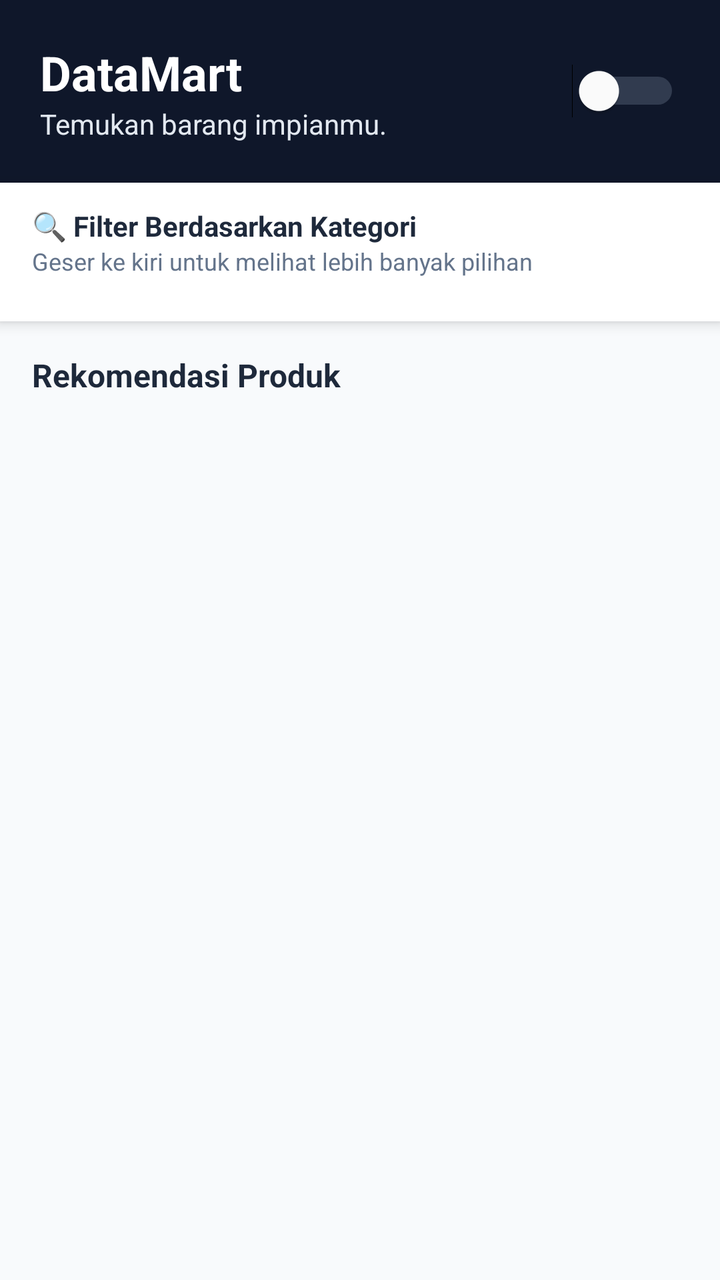
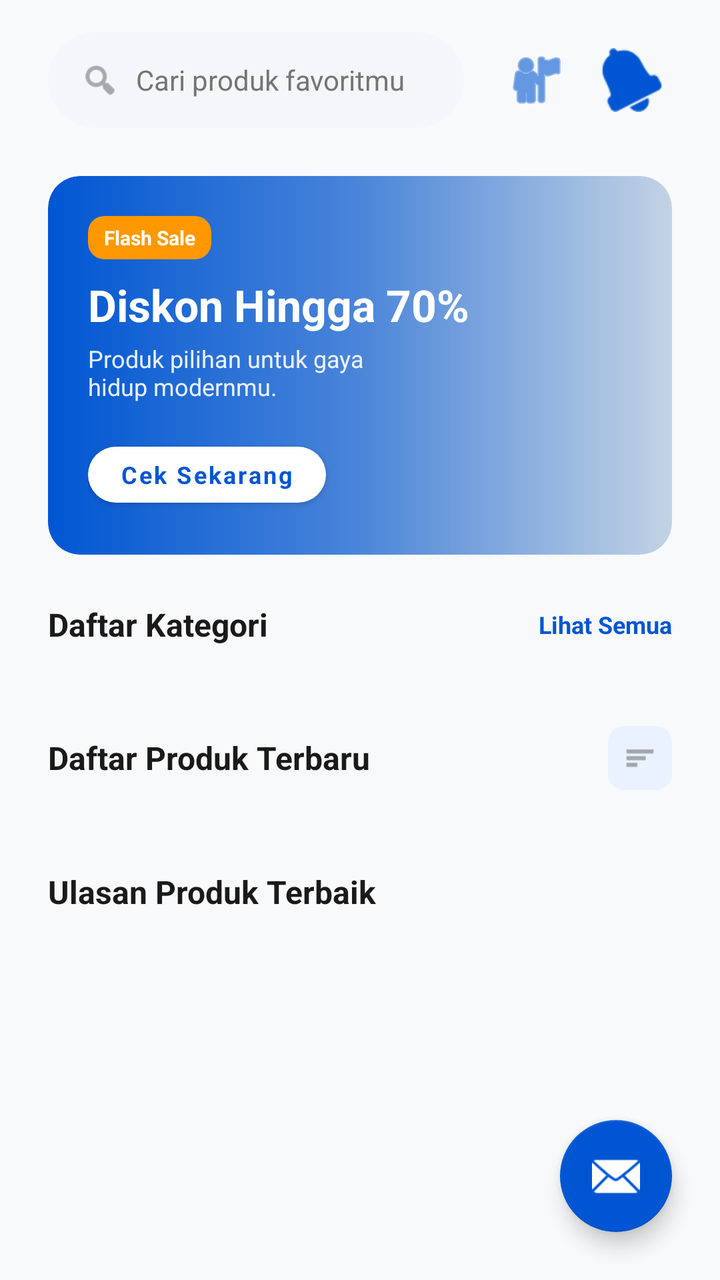

Two renders of the same Android screen: before a commit and after it. Below are the layout's source before the change and the commit's diff.
<!-- AndroidManifest.xml: application theme Theme.DataMart -->
<!-- res/layout/fragment_home.xml -->
<?xml version="1.0" encoding="utf-8"?>
<RelativeLayout xmlns:android="http://schemas.android.com/apk/res/android"
    android:layout_width="match_parent"
    android:layout_height="match_parent"
    android:background="@color/colorBackground">

    <LinearLayout
        android:id="@+id/layoutMain"
        android:layout_width="match_parent"
        android:layout_height="match_parent"
        android:orientation="vertical">

        <RelativeLayout
            android:layout_width="match_parent"
            android:layout_height="wrap_content"
            android:background="@color/colorPrimary"
            android:padding="20dp">

            <LinearLayout
                android:layout_width="wrap_content"
                android:layout_height="wrap_content"
                android:orientation="vertical"
                android:layout_alignParentStart="true"
                android:layout_toStartOf="@id/switchTheme">

                <TextView
                    android:layout_width="wrap_content"
                    android:layout_height="wrap_content"
                    android:text="DataMart"
                    android:textColor="@color/white"
                    android:textSize="24sp"
                    android:textStyle="bold" />

                <TextView
                    android:layout_width="wrap_content"
                    android:layout_height="wrap_content"
                    android:text="Temukan barang impianmu."
                    android:textColor="#E2E8F0"
                    android:textSize="14sp" />
            </LinearLayout>

            <Switch
                android:id="@+id/switchTheme"
                android:layout_width="wrap_content"
                android:layout_height="wrap_content"
                android:layout_alignParentEnd="true"
                android:layout_centerVertical="true"
                android:thumbTint="@color/white"
                android:trackTint="#94A3B8" />
        </RelativeLayout>

        <LinearLayout
            android:layout_width="match_parent"
            android:layout_height="wrap_content"
            android:background="@color/white"
            android:elevation="4dp"
            android:orientation="vertical"
            android:paddingBottom="12dp">

            <TextView
                android:layout_width="wrap_content"
                android:layout_height="wrap_content"
                android:layout_marginStart="16dp"
                android:layout_marginTop="12dp"
                android:text="🔍 Filter Berdasarkan Kategori"
                android:textColor="@color/textPrimary"
                android:textSize="14sp"
                android:textStyle="bold" />

            <TextView
                android:layout_width="wrap_content"
                android:layout_height="wrap_content"
                android:layout_marginStart="16dp"
                android:text="Geser ke kiri untuk melihat lebih banyak pilihan"
                android:textColor="@color/textSecondary"
                android:textSize="12sp" />

            <androidx.recyclerview.widget.RecyclerView
                android:id="@+id/rvCategories"
                android:layout_width="match_parent"
                android:layout_height="wrap_content"
                android:layout_marginTop="10dp"
                android:clipToPadding="false"
                android:paddingHorizontal="12dp" />
        </LinearLayout>

        <TextView
            android:layout_width="wrap_content"
            android:layout_height="wrap_content"
            android:layout_marginStart="16dp"
            android:layout_marginTop="16dp"
            android:text="Rekomendasi Produk"
            android:textColor="@color/textPrimary"
            android:textSize="16sp"
            android:textStyle="bold" />

        <androidx.recyclerview.widget.RecyclerView
            android:id="@+id/rvProducts"
            android:layout_width="match_parent"
            android:layout_height="match_parent"
            android:layout_marginTop="8dp"
            android:clipToPadding="false"
            android:paddingHorizontal="12dp"
            android:paddingBottom="80dp" />
    </LinearLayout>

    <ProgressBar
        android:id="@+id/progressBar"
        android:layout_width="wrap_content"
        android:layout_height="wrap_content"
        android:layout_centerInParent="true"
        android:visibility="gone" />

    <LinearLayout
        android:id="@+id/layoutError"
        android:layout_width="wrap_content"
        android:layout_height="wrap_content"
        android:layout_centerInParent="true"
        android:gravity="center"
        android:orientation="vertical"
        android:visibility="gone">

        <TextView
            android:layout_width="wrap_content"
            android:layout_height="wrap_content"
            android:text="Koneksi Terputus 😞"
            android:textColor="@color/textPrimary"
            android:textSize="16sp" />

        <Button
            android:id="@+id/btnRefresh"
            android:layout_width="wrap_content"
            android:layout_height="wrap_content"
            android:layout_marginTop="12dp"
            android:backgroundTint="@color/colorAccent"
            android:textColor="@color/white"
            android:text="Coba Lagi" />
    </LinearLayout>
</RelativeLayout>
<!-- resources referenced by this layout -->
<resources>
  <color name="colorAccent">#FF9900</color>
  <color name="colorBackground">#F8FAFC</color>
  <color name="colorPrimary">#0F172A</color>
  <color name="textPrimary">#1E293B</color>
  <color name="textSecondary">#64748B</color>
  <color name="white">#FFFFFF</color>
  <style name="Theme.DataMart" parent="Theme.MaterialComponents.DayNight.NoActionBar">
  
          <item name="colorPrimary">@color/colorPrimary</item>
          <item name="colorPrimaryVariant">@color/colorPrimaryDark</item>
          <item name="colorOnPrimary">@color/white</item>
  
          <item name="colorSecondary">@color/colorAccent</item>
          <item name="colorSecondaryVariant">@color/colorAccent</item>
          <item name="colorOnSecondary">@color/white</item>
  
          <item name="android:statusBarColor">@color/colorPrimaryDark</item>
  
          <item name="android:fontFamily">sans-serif</item>
      </style>
  <color name="colorPrimaryDark">#0B1120</color>
</resources>

<!-- the commit's change to res/layout/fragment_home.xml (unified diff, before → after) -->
@@ -1,139 +1,270 @@
 <?xml version="1.0" encoding="utf-8"?>
-<RelativeLayout xmlns:android="http://schemas.android.com/apk/res/android"
+<androidx.constraintlayout.widget.ConstraintLayout xmlns:android="http://schemas.android.com/apk/res/android"
+    xmlns:app="http://schemas.android.com/apk/res-auto"
+    xmlns:tools="http://schemas.android.com/tools"
     android:layout_width="match_parent"
     android:layout_height="match_parent"
-    android:background="@color/colorBackground">
-
+    android:background="@color/background_light">
+
+    
     <LinearLayout
-        android:id="@+id/layoutMain"
+        android:id="@+id/topBar"
         android:layout_width="match_parent"
-        android:layout_height="match_parent"
-        android:orientation="vertical">
-
-        <RelativeLayout
-            android:layout_width="match_parent"
-            android:layout_height="wrap_content"
-            android:background="@color/colorPrimary"
-            android:padding="20dp">
+        android:layout_height="wrap_content"
+        android:orientation="horizontal"
+        android:paddingHorizontal="24dp"
+        android:paddingVertical="16dp"
+        android:gravity="center_vertical"
+        android:background="@color/background_light"
+        app:layout_constraintTop_toTopOf="parent"
+        app:layout_constraintStart_toStartOf="parent"
+        app:layout_constraintEnd_toEndOf="parent">
+
+        
+        <com.google.android.material.card.MaterialCardView
+            android:layout_width="0dp"
+            android:layout_height="48dp"
+            android:layout_weight="1"
+            app:cardBackgroundColor="#F4F6F9"
+            app:cardCornerRadius="24dp"
+            app:cardElevation="0dp"
+            app:strokeWidth="0dp">
 
             <LinearLayout
-                android:layout_width="wrap_content"
-                android:layout_height="wrap_content"
-                android:orientation="vertical"
-                android:layout_alignParentStart="true"
-                android:layout_toStartOf="@id/switchTheme">
-
-                <TextView
-                    android:layout_width="wrap_content"
-                    android:layout_height="wrap_content"
-                    android:text="DataMart"
-                    android:textColor="@color/white"
-                    android:textSize="24sp"
-                    android:textStyle="bold" />
-
-                <TextView
-                    android:layout_width="wrap_content"
-                    android:layout_height="wrap_content"
-                    android:text="Temukan barang impianmu."
-                    android:textColor="#E2E8F0"
+                android:layout_width="match_parent"
+                android:layout_height="match_parent"
+                android:gravity="center_vertical"
+                android:paddingHorizontal="16dp"
+                android:orientation="horizontal">
+
+                <ImageView
+                    android:layout_width="20dp"
+                    android:layout_height="20dp"
+                    android:src="@android:drawable/ic_menu_search"
+                    app:tint="@color/text_secondary" />
+
+                <TextView
+                    android:layout_width="wrap_content"
+                    android:layout_height="wrap_content"
+                    android:layout_marginStart="8dp"
+                    android:text="Cari produk favoritmu"
+                    android:textColor="@color/text_secondary"
                     android:textSize="14sp" />
             </LinearLayout>
-
-            <Switch
-                android:id="@+id/switchTheme"
-                android:layout_width="wrap_content"
-                android:layout_height="wrap_content"
-                android:layout_alignParentEnd="true"
-                android:layout_centerVertical="true"
-                android:thumbTint="@color/white"
-                android:trackTint="#94A3B8" />
-        </RelativeLayout>
+        </com.google.android.material.card.MaterialCardView>
+
+        
+        <ImageButton
+            android:id="@+id/btnCart"
+            android:layout_width="40dp"
+            android:layout_height="40dp"
+            android:layout_marginStart="16dp"
+            android:background="?attr/selectableItemBackgroundBorderless"
+            android:src="@android:drawable/ic_menu_myplaces"
+            app:tint="@color/lumina_blue" />
+
+        
+        <ImageButton
+            android:id="@+id/btnNotification"
+            android:layout_width="40dp"
+            android:layout_height="40dp"
+            android:layout_marginStart="8dp"
+            android:background="?attr/selectableItemBackgroundBorderless"
+            android:src="@android:drawable/ic_popup_reminder"
+            app:tint="@color/lumina_blue" />
+    </LinearLayout>
+
+    
+    <androidx.core.widget.NestedScrollView
+        android:layout_width="match_parent"
+        android:layout_height="0dp"
+        android:fillViewport="true"
+        android:clipToPadding="false"
+        android:paddingBottom="80dp"
+        app:layout_constraintTop_toBottomOf="@id/topBar"
+        app:layout_constraintBottom_toBottomOf="parent"
+        app:layout_constraintStart_toStartOf="parent"
+        app:layout_constraintEnd_toEndOf="parent">
 
         <LinearLayout
             android:layout_width="match_parent"
             android:layout_height="wrap_content"
-            android:background="@color/white"
-            android:elevation="4dp"
             android:orientation="vertical"
-            android:paddingBottom="12dp">
-
+            android:paddingHorizontal="24dp">
+
+            
+            <com.google.android.material.card.MaterialCardView
+                android:layout_width="match_parent"
+                android:layout_height="wrap_content"
+                android:layout_marginTop="8dp"
+                app:cardCornerRadius="16dp"
+                app:cardElevation="0dp"
+                app:strokeWidth="0dp">
+
+                <LinearLayout
+                    android:layout_width="match_parent"
+                    android:layout_height="wrap_content"
+                    android:background="@drawable/bg_banner_gradient"
+                    android:orientation="vertical"
+                    android:padding="20dp">
+
+                    <com.google.android.material.card.MaterialCardView
+                        android:layout_width="wrap_content"
+                        android:layout_height="wrap_content"
+                        app:cardBackgroundColor="@color/orange_warning"
+                        app:cardCornerRadius="8dp"
+                        app:cardElevation="0dp">
+                        <TextView
+                            android:layout_width="wrap_content"
+                            android:layout_height="wrap_content"
+                            android:paddingHorizontal="8dp"
+                            android:paddingVertical="4dp"
+                            android:text="Flash Sale"
+                            android:textColor="@color/white"
+                            android:textSize="10sp"
+                            android:textStyle="bold" />
+                    </com.google.android.material.card.MaterialCardView>
+
+                    <TextView
+                        android:layout_width="wrap_content"
+                        android:layout_height="wrap_content"
+                        android:layout_marginTop="8dp"
+                        android:text="Diskon Hingga 70%"
+                        android:textColor="@color/white"
+                        android:textSize="22sp"
+                        android:textStyle="bold" />
+
+                    <TextView
+                        android:layout_width="160dp"
+                        android:layout_height="wrap_content"
+                        android:layout_marginTop="4dp"
+                        android:text="Produk pilihan untuk gaya hidup modernmu."
+                        android:textColor="#E6FFFFFF"
+                        android:textSize="12sp" />
+
+                    <com.google.android.material.button.MaterialButton
+                        android:layout_width="wrap_content"
+                        android:layout_height="40dp"
+                        android:layout_marginTop="16dp"
+                        android:text="Cek Sekarang"
+                        android:textAllCaps="false"
+                        android:textColor="@color/lumina_blue"
+                        android:textSize="12sp"
+                        android:textStyle="bold"
+                        app:backgroundTint="@color/white"
+                        app:cornerRadius="20dp" />
+                </LinearLayout>
+            </com.google.android.material.card.MaterialCardView>
+
+            
+            <RelativeLayout
+                android:layout_width="match_parent"
+                android:layout_height="wrap_content"
+                android:layout_marginTop="24dp">
+                <TextView
+                    android:layout_width="wrap_content"
+                    android:layout_height="wrap_content"
+                    android:text="Daftar Kategori"
+                    android:textColor="@color/text_primary"
+                    android:textSize="16sp"
+                    android:textStyle="bold"
+                    android:layout_alignParentStart="true"
+                    android:layout_centerVertical="true"/>
+                <TextView
+                    android:layout_width="wrap_content"
+                    android:layout_height="wrap_content"
+                    android:text="Lihat Semua"
+                    android:textColor="@color/lumina_blue"
+                    android:textSize="12sp"
+                    android:textStyle="bold"
+                    android:layout_alignParentEnd="true"
+                    android:layout_centerVertical="true"/>
+            </RelativeLayout>
+
+            
+            <androidx.recyclerview.widget.RecyclerView
+                android:id="@+id/rvCategories"
+                android:layout_width="match_parent"
+                android:layout_height="wrap_content"
+                android:layout_marginTop="16dp"
+                android:orientation="horizontal"
+                app:layoutManager="androidx.recyclerview.widget.LinearLayoutManager"
+                tools:layout_height="80dp" />
+
+            
+            <RelativeLayout
+                android:layout_width="match_parent"
+                android:layout_height="wrap_content"
+                android:layout_marginTop="24dp">
+                <TextView
+                    android:layout_width="wrap_content"
+                    android:layout_height="wrap_content"
+                    android:text="Daftar Produk Terbaru"
+                    android:textColor="@color/text_primary"
+                    android:textSize="16sp"
+                    android:textStyle="bold"
+                    android:layout_alignParentStart="true"
+                    android:layout_centerVertical="true"/>
+                <com.google.android.material.card.MaterialCardView
+                    android:layout_width="32dp"
+                    android:layout_height="32dp"
+                    app:cardBackgroundColor="#EAF2FF"
+                    app:cardCornerRadius="8dp"
+                    app:cardElevation="0dp"
+                    android:layout_alignParentEnd="true"
+                    android:layout_centerVertical="true">
+                    <ImageView
+                        android:layout_width="16dp"
+                        android:layout_height="16dp"
+                        android:layout_gravity="center"
+                        android:src="@android:drawable/ic_menu_sort_by_size"
+                        app:tint="@color/text_secondary"/>
+                </com.google.android.material.card.MaterialCardView>
+            </RelativeLayout>
+
+            
+            <androidx.recyclerview.widget.RecyclerView
+                android:id="@+id/rvProducts"
+                android:layout_width="match_parent"
+                android:layout_height="wrap_content"
+                android:layout_marginTop="16dp"
+                android:nestedScrollingEnabled="false"
+                app:layoutManager="androidx.recyclerview.widget.GridLayoutManager"
+                app:spanCount="2"
+                tools:layout_height="400dp" />
+
+            
             <TextView
                 android:layout_width="wrap_content"
                 android:layout_height="wrap_content"
-                android:layout_marginStart="16dp"
-                android:layout_marginTop="12dp"
-                android:text="🔍 Filter Berdasarkan Kategori"
-                android:textColor="@color/textPrimary"
-                android:textSize="14sp"
+                android:layout_marginTop="24dp"
+                android:text="Ulasan Produk Terbaik"
+                android:textColor="@color/text_primary"
+                android:textSize="16sp"
                 android:textStyle="bold" />
 
-            <TextView
-                android:layout_width="wrap_content"
-                android:layout_height="wrap_content"
-                android:layout_marginStart="16dp"
-                android:text="Geser ke kiri untuk melihat lebih banyak pilihan"
-                android:textColor="@color/textSecondary"
-                android:textSize="12sp" />
-
+            
             <androidx.recyclerview.widget.RecyclerView
-                android:id="@+id/rvCategories"
-                android:layout_width="match_parent"
-                android:layout_height="wrap_content"
-                android:layout_marginTop="10dp"
-                android:clipToPadding="false"
-                android:paddingHorizontal="12dp" />
+                android:id="@+id/rvReviews"
+                android:layout_width="match_parent"
+                android:layout_height="wrap_content"
+                android:layout_marginTop="16dp"
+                android:nestedScrollingEnabled="false"
+                app:layoutManager="androidx.recyclerview.widget.LinearLayoutManager"
+                tools:layout_height="200dp" />
+
         </LinearLayout>
-
-        <TextView
-            android:layout_width="wrap_content"
-            android:layout_height="wrap_content"
-            android:layout_marginStart="16dp"
-            android:layout_marginTop="16dp"
-            android:text="Rekomendasi Produk"
-            android:textColor="@color/textPrimary"
-            android:textSize="16sp"
-            android:textStyle="bold" />
-
-        <androidx.recyclerview.widget.RecyclerView
-            android:id="@+id/rvProducts"
-            android:layout_width="match_parent"
-            android:layout_height="match_parent"
-            android:layout_marginTop="8dp"
-            android:clipToPadding="false"
-            android:paddingHorizontal="12dp"
-            android:paddingBottom="80dp" />
-    </LinearLayout>
-
-    <ProgressBar
-        android:id="@+id/progressBar"
+    </androidx.core.widget.NestedScrollView>
+
+    
+    <com.google.android.material.floatingactionbutton.FloatingActionButton
         android:layout_width="wrap_content"
         android:layout_height="wrap_content"
-        android:layout_centerInParent="true"
-        android:visibility="gone" />
-
-    <LinearLayout
-        android:id="@+id/layoutError"
-        android:layout_width="wrap_content"
-        android:layout_height="wrap_content"
-        android:layout_centerInParent="true"
-        android:gravity="center"
-        android:orientation="vertical"
-        android:visibility="gone">
-
-        <TextView
-            android:layout_width="wrap_content"
-            android:layout_height="wrap_content"
-            android:text="Koneksi Terputus 😞"
-            android:textColor="@color/textPrimary"
-            android:textSize="16sp" />
-
-        <Button
-            android:id="@+id/btnRefresh"
-            android:layout_width="wrap_content"
-            android:layout_height="wrap_content"
-            android:layout_marginTop="12dp"
-            android:backgroundTint="@color/colorAccent"
-            android:textColor="@color/white"
-            android:text="Coba Lagi" />
-    </LinearLayout>
-</RelativeLayout>
+        android:layout_margin="24dp"
+        android:src="@android:drawable/ic_dialog_email"
+        app:backgroundTint="@color/lumina_blue"
+        app:tint="@color/white"
+        app:layout_constraintBottom_toBottomOf="parent"
+        app:layout_constraintEnd_toEndOf="parent" />
+
+</androidx.constraintlayout.widget.ConstraintLayout>
<!-- resource entries referenced after the edit -->
@@ -1,11 +1,24 @@
 <!-- resources referenced by this layout -->
 <resources>
-  <color name="colorAccent">#FF9900</color>
-  <color name="colorBackground">#F8FAFC</color>
-  <color name="colorPrimary">#0F172A</color>
-  <color name="textPrimary">#1E293B</color>
-  <color name="textSecondary">#64748B</color>
+  <color name="background_light">#F8F9FA</color>
+  <color name="lumina_blue">#0056D2</color>
+  <color name="orange_warning">#FF9800</color>
+  <color name="text_primary">#1A1A1A</color>
+  <color name="text_secondary">#757575</color>
   <color name="white">#FFFFFF</color>
+  <!-- drawable bg_banner_gradient (drawable) -->
+  <?xml version="1.0" encoding="utf-8"?>
+  <shape xmlns:android="http://schemas.android.com/apk/res/android"
+      android:shape="rectangle">
+  
+      <gradient
+          android:startColor="#0056D2"
+          android:centerColor="#4A85D9"
+          android:endColor="#C3D3E4"
+          android:angle="0" />
+  
+      <corners android:radius="16dp" />
+  </shape>
   <style name="Theme.DataMart" parent="Theme.MaterialComponents.DayNight.NoActionBar">
   
           <item name="colorPrimary">@color/colorPrimary</item>
@@ -20,6 +33,5 @@
   
           <item name="android:fontFamily">sans-serif</item>
       </style>
-  <color name="colorPrimaryDark">#0B1120</color>
 </resources>
 
